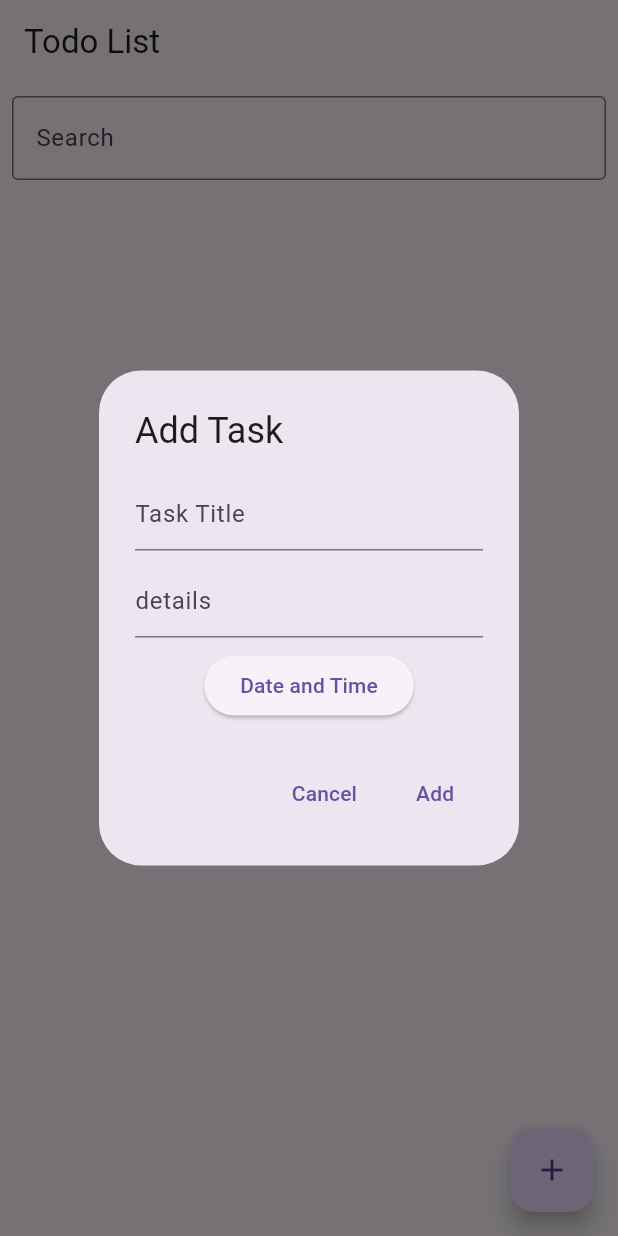
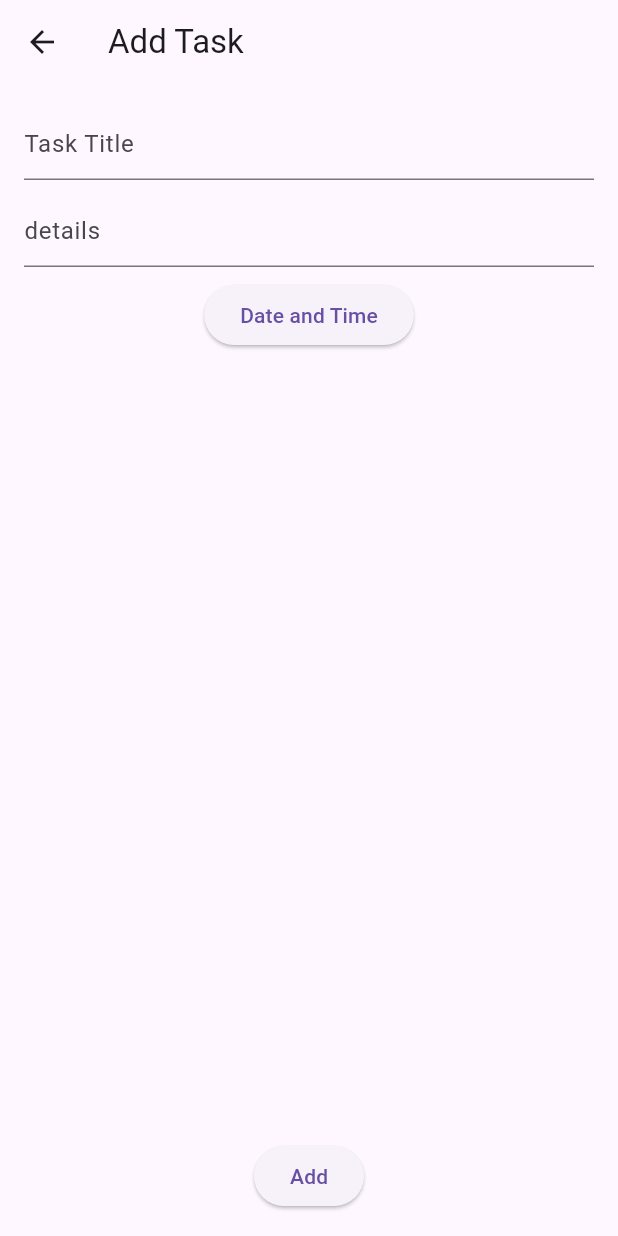
Before and after one commit to esrakalkann/Flutter_todo_project, a Flutter app: the screen it shows after launch, after a tap on the "add" icon, on a phone screen of 412 x 824 dp. Run offline on Flutter 3.47's test engine with Material 3 defaults, Android fonts, the phone set to English and light mode, and no system bars; our stand-ins replace bloc, cloud_firestore, firebase_core, flutter_bloc; accounts and stored records are empty.

Commit message:
add task moved pop up to a new page

```diff
--- a/lib/pages/todo/subpages/add_todo.dart
+++ b/lib/pages/todo/subpages/add_todo.dart
@@ -11,9 +11,10 @@ class AddTaskDialog extends StatelessWidget {
     final TextEditingController _descController = TextEditingController();
     DateTime? _selectedDateTime;
 
-    return AlertDialog(
-      title: const Text('Add Task'),
-      content: SingleChildScrollView(
+    return Scaffold(
+      appBar: AppBar(title: const Text('Add Task')),
+      body: Padding(padding: const EdgeInsets.all(16),
+
         child: Column(
           mainAxisSize: MainAxisSize.min,
           children: [
@@ -48,20 +49,21 @@ class AddTaskDialog extends StatelessWidget {
                       pickedTime.hour,
                       pickedTime.minute,
                     );
+
+                      ScaffoldMessenger.of(context).showSnackBar(
+                      SnackBar(content: Text("Date picked: $_selectedDateTime")),
+                    );
                   }
                 }
               },
               child: const Text('Date and Time'),
             ),
-          ],
-        ),
-      ),
-      actions: [
-        TextButton(
-          onPressed: () => Navigator.of(context).pop(),
-          child: const Text('Cancel'),
-        ),
-        TextButton(
+
+          const Spacer(),
+
+
+
+        ElevatedButton(
           onPressed: () {
             final title = _titleController.text.trim();
             final desc = _descController.text.trim();
@@ -75,8 +77,12 @@ class AddTaskDialog extends StatelessWidget {
             }
           },
           child: const Text('Add'),
-        ),
+        )
+
       ],
+    ),
+    ),
+
     );
   }
 }
--- a/lib/pages/todo/todo_screen.dart
+++ b/lib/pages/todo/todo_screen.dart
@@ -102,11 +102,11 @@ class ToDoScreen extends StatelessWidget {
       ),
       floatingActionButton: FloatingActionButton(
         onPressed: () {
-          showDialog(
-            context: context,
-            builder: (context) => const AddTaskDialog(),
-          );
-        },
+
+          Navigator.of(context).push(
+      MaterialPageRoute(builder: (_) => const AddTaskDialog()),
+    );
+  },
         child: const Icon(Icons.add),
       ),
     );
```
